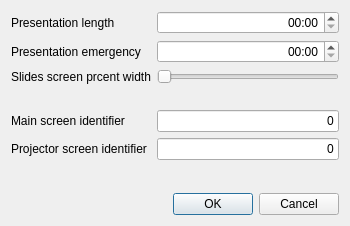
The window that optionsdialog.ui (ngvjai/qpdfpresenterconsole) describes before a commit, drawn with Qt 5.
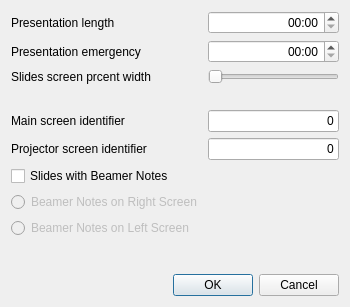
The same window after the commit.

Commit message:
Introducing support for Beamer Notes
This time, this is the real beamer notes support. The one that can be
enabled with '\setbeameroption{show notes on second screen}' and
'\note{}' usage. Both 'right' and 'left' directions are supported, but
user has to specify it by hand.

Patch:
```diff
--- a/optionsdialog.ui
+++ b/optionsdialog.ui
@@ -7,7 +7,7 @@
     <x>0</x>
     <y>0</y>
     <width>350</width>
-    <height>226</height>
+    <height>307</height>
    </rect>
   </property>
   <property name="windowTitle">
@@ -114,6 +114,33 @@
        </property>
       </widget>
      </item>
+     <item row="6" column="0">
+      <widget class="QCheckBox" name="chkBeamerNotes">
+       <property name="text">
+        <string>Slides with Beamer Notes</string>
+       </property>
+      </widget>
+     </item>
+     <item row="8" column="0">
+      <widget class="QRadioButton" name="radBeamerNotesLeft">
+       <property name="enabled">
+        <bool>false</bool>
+       </property>
+       <property name="text">
+        <string>Beamer Notes on Left Screen</string>
+       </property>
+      </widget>
+     </item>
+     <item row="7" column="0">
+      <widget class="QRadioButton" name="radBeamerNotesRight">
+       <property name="enabled">
+        <bool>false</bool>
+       </property>
+       <property name="text">
+        <string>Beamer Notes on Right Screen</string>
+       </property>
+      </widget>
+     </item>
     </layout>
    </item>
    <item>
```
The commit also changes 11 other files.
